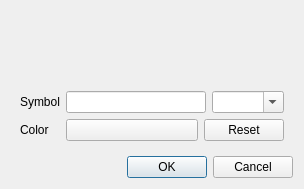
Old version of the form src/ui/room_symbol.ui in the repository Mudlet/Mudlet.
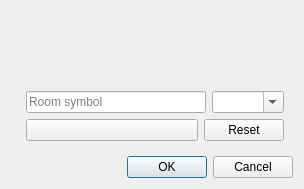
New version of the form.

Commit message: Modernize design

```diff
--- a/src/ui/room_symbol.ui
+++ b/src/ui/room_symbol.ui
@@ -22,18 +22,88 @@
        <verstretch>0</verstretch>
       </sizepolicy>
      </property>
-     <layout class="QGridLayout" name="gridLayout_2">
-      <item row="2" column="0">
+     <layout class="QVBoxLayout" name="verticalLayout_2">
+      <item>
+       <layout class="QHBoxLayout" name="preview_layout">
+        <item>
+         <spacer name="horizontalSpacer">
+          <property name="orientation">
+           <enum>Qt::Horizontal</enum>
+          </property>
+          <property name="sizeHint" stdset="0">
+           <size>
+            <width>40</width>
+            <height>20</height>
+           </size>
+          </property>
+         </spacer>
+        </item>
+        <item>
+         <widget class="QLabel" name="label_preview">
+          <property name="sizePolicy">
+           <sizepolicy hsizetype="Fixed" vsizetype="Fixed">
+            <horstretch>0</horstretch>
+            <verstretch>0</verstretch>
+           </sizepolicy>
+          </property>
+          <property name="minimumSize">
+           <size>
+            <width>20</width>
+            <height>20</height>
+           </size>
+          </property>
+          <property name="maximumSize">
+           <size>
+            <width>20</width>
+            <height>20</height>
+           </size>
+          </property>
+          <property name="autoFillBackground">
+           <bool>false</bool>
+          </property>
+          <property name="styleSheet">
+           <string notr="true"/>
+          </property>
+          <property name="text">
+           <string/>
+          </property>
+          <property name="scaledContents">
+           <bool>false</bool>
+          </property>
+          <property name="alignment">
+           <set>Qt::AlignCenter</set>
+          </property>
+          <property name="margin">
+           <number>0</number>
+          </property>
+         </widget>
+        </item>
+        <item>
+         <spacer name="horizontalSpacer_2">
+          <property name="orientation">
+           <enum>Qt::Horizontal</enum>
+          </property>
+          <property name="sizeHint" stdset="0">
+           <size>
+            <width>40</width>
+            <height>20</height>
+           </size>
+          </property>
+         </spacer>
+        </item>
+       </layout>
+      </item>
+      <item>
+       <widget class="QLabel" name="label_instructions">
+        <property name="text">
+         <string/>
+        </property>
+       </widget>
+      </item>
+      <item>
        <layout class="QVBoxLayout" name="verticalLayout">
         <item>
          <layout class="QFormLayout" name="formLayout">
-          <item row="0" column="0">
-           <widget class="QLabel" name="label_symbolLabel">
-            <property name="text">
-             <string>Symbol</string>
-            </property>
-           </widget>
-          </item>
           <item row="0" column="1">
            <layout class="QHBoxLayout" name="horizontalLayout_9">
             <item>
@@ -42,7 +112,7 @@
                <set>Qt::ImhUrlCharactersOnly</set>
               </property>
               <property name="placeholderText">
-               <string/>
+               <string>Room symbol</string>
               </property>
              </widget>
             </item>
@@ -55,13 +125,6 @@
             </item>
            </layout>
           </item>
-          <item row="1" column="0">
-           <widget class="QLabel" name="label_symbolColor">
-            <property name="text">
-             <string>Color</string>
-            </property>
-           </widget>
-          </item>
           <item row="1" column="1">
            <layout class="QHBoxLayout" name="horizontalLayout_2">
             <item>
@@ -75,9 +138,6 @@
               <property name="autoFillBackground">
                <bool>true</bool>
               </property>
-              <property name="styleSheet">
-               <string notr="true"/>
-              </property>
               <property name="text">
                <string/>
               </property>
@@ -96,60 +156,6 @@
         </item>
        </layout>
       </item>
-      <item row="1" column="0">
-       <widget class="QLabel" name="label_instructions">
-        <property name="text">
-         <string/>
-        </property>
-       </widget>
-      </item>
-      <item row="0" column="0">
-       <widget class="QLabel" name="label_preview">
-        <property name="sizePolicy">
-         <sizepolicy hsizetype="Fixed" vsizetype="Fixed">
-          <horstretch>0</horstretch>
-          <verstretch>0</verstretch>
-         </sizepolicy>
-        </property>
-        <property name="minimumSize">
-         <size>
-          <width>20</width>
-          <height>20</height>
-         </size>
-        </property>
-        <property name="maximumSize">
-         <size>
-          <width>20</width>
-          <height>20</height>
-         </size>
-        </property>
-        <property name="font">
-         <font>
-          <family>DejaVu Sans Mono</family>
-          <pointsize>8</pointsize>
-          <italic>false</italic>
-         </font>
-        </property>
-        <property name="autoFillBackground">
-         <bool>false</bool>
-        </property>
-        <property name="styleSheet">
-         <string notr="true"/>
-        </property>
-        <property name="text">
-         <string/>
-        </property>
-        <property name="scaledContents">
-         <bool>false</bool>
-        </property>
-        <property name="alignment">
-         <set>Qt::AlignCenter</set>
-        </property>
-        <property name="margin">
-         <number>0</number>
-        </property>
-       </widget>
-      </item>
      </layout>
     </widget>
    </item>
```
Left out of the diff: 3 changed lines with no effect on the pictures.
